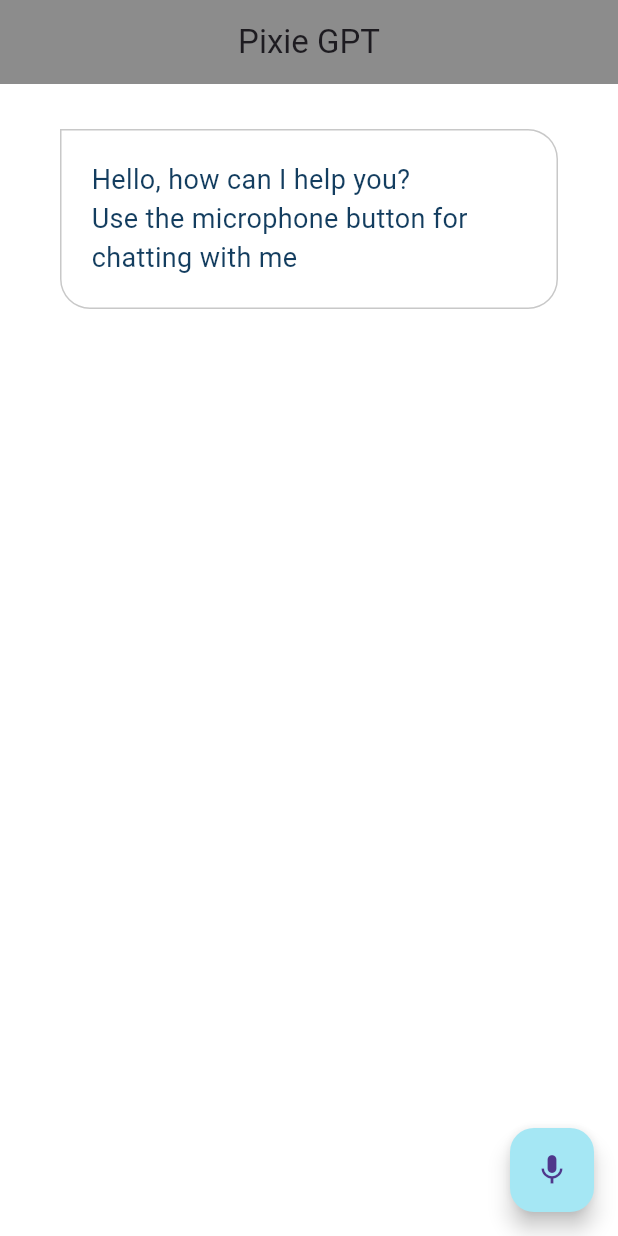
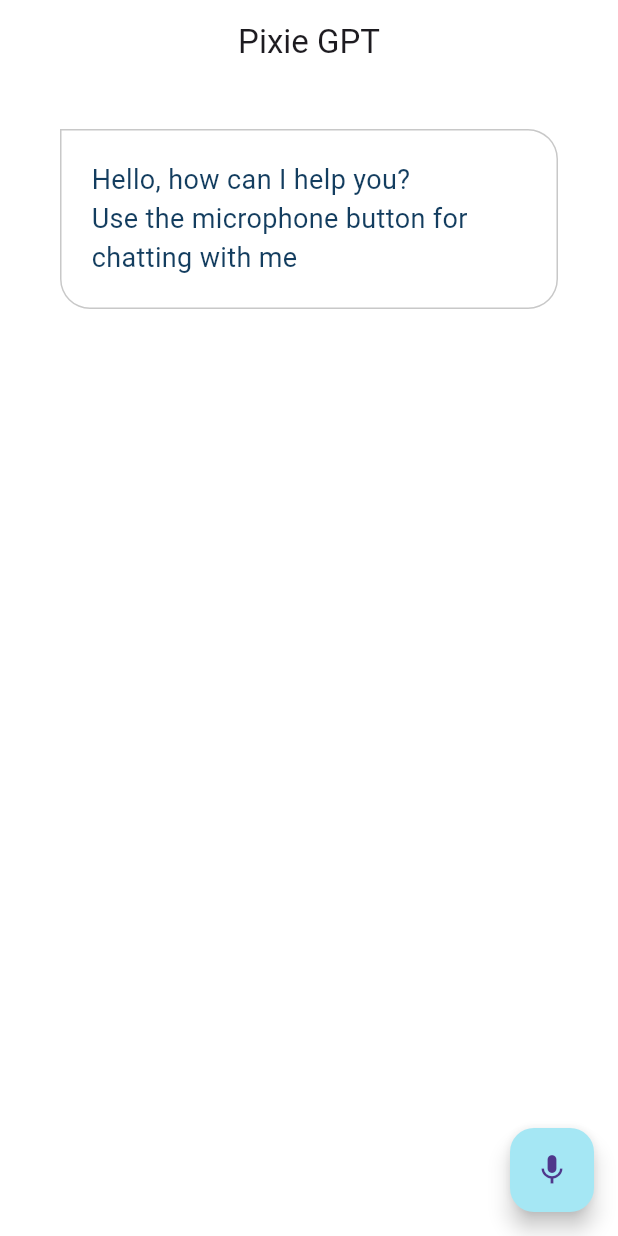
Before and after one commit to LevPrav999/Flutter-Voice-Assistant-App, a Flutter app: the screen it shows after launch, on a phone screen of 412 x 824 dp. Run offline on Flutter 3.47's test engine with Material 2 defaults, Android fonts, the light colour scheme and no system bars; our stand-ins replace animate_do, flutter_tts, speech_to_text.

Commit message:
update main page

```diff
--- a/lib/main.dart
+++ b/lib/main.dart
@@ -22,7 +22,7 @@ class MyApp extends StatelessWidget {
       theme: ThemeData.light(useMaterial3: true).copyWith(
         scaffoldBackgroundColor: CPallete.whiteColor,
         appBarTheme: const AppBarTheme(
-          backgroundColor: Colors.black45
+          backgroundColor: CPallete.whiteColor
         )
       ),
       home: const HomePage(),
```
